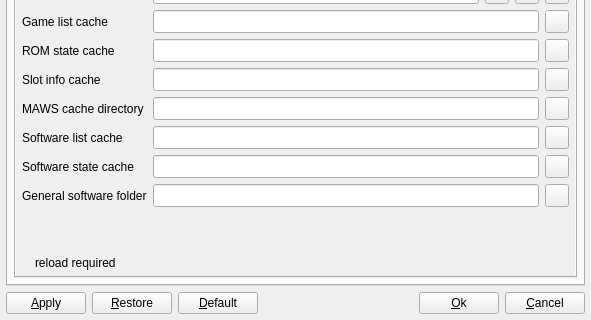
qmc2/qmc2-mame-fe, file options.ui: the form before one commit; both pictures show x 0 to 591 and y 321 to 641 of the 591 by 641 pixel window.
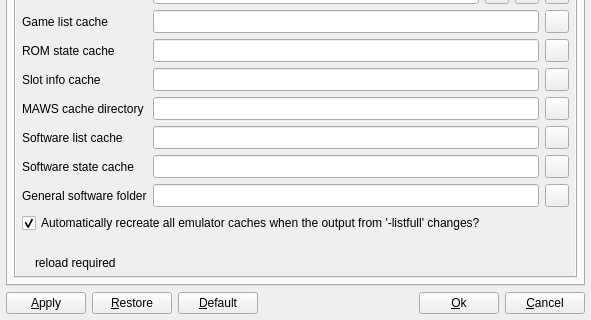
The form after the commit. The open tabs and pages were chosen to show the change. Icons and pictures are not drawn.

What changed in the file:
```diff
--- a/options.ui
+++ b/options.ui
@@ -4858,7 +4858,7 @@
                    </property>
                   </widget>
                  </item>
-                 <item row="16" column="0" colspan="5">
+                 <item row="17" column="0" colspan="5">
                   <spacer name="spacer11">
                    <property name="orientation">
                     <enum>Qt::Vertical</enum>
@@ -4912,7 +4912,7 @@
                    </property>
                   </widget>
                  </item>
-                 <item row="17" column="0" colspan="5">
+                 <item row="18" column="0" colspan="5">
                   <layout class="QHBoxLayout" name="layout17">
                    <item>
                     <widget class="QLabel" name="labelLegend4Pic">
@@ -5457,6 +5457,16 @@
                    </property>
                   </widget>
                  </item>
+                 <item row="16" column="0" colspan="5">
+                  <widget class="QCheckBox" name="checkBoxAutoClearEmuCaches">
+                   <property name="text">
+                    <string>Automatically recreate all emulator caches when the output from '-listfull' changes?</string>
+                   </property>
+                   <property name="checked">
+                    <bool>true</bool>
+                   </property>
+                  </widget>
+                 </item>
                 </layout>
                </item>
               </layout>
@@ -5486,8 +5496,8 @@
                <rect>
                 <x>0</x>
                 <y>0</y>
-                <width>559</width>
-                <height>542</height>
+                <width>236</width>
+                <height>214</height>
                </rect>
               </property>
               <layout class="QGridLayout" name="gridLayout_26" columnstretch="0,0,0,0,0,0,0,0,0">
```
Left out of the diff: 1 changed line with no effect on the pictures.
